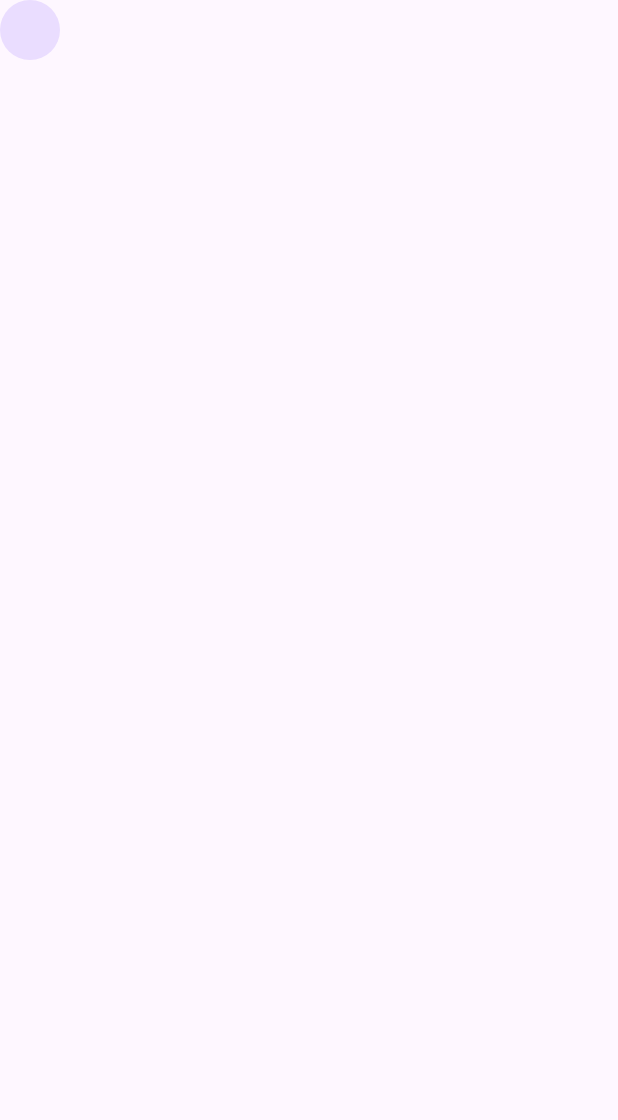
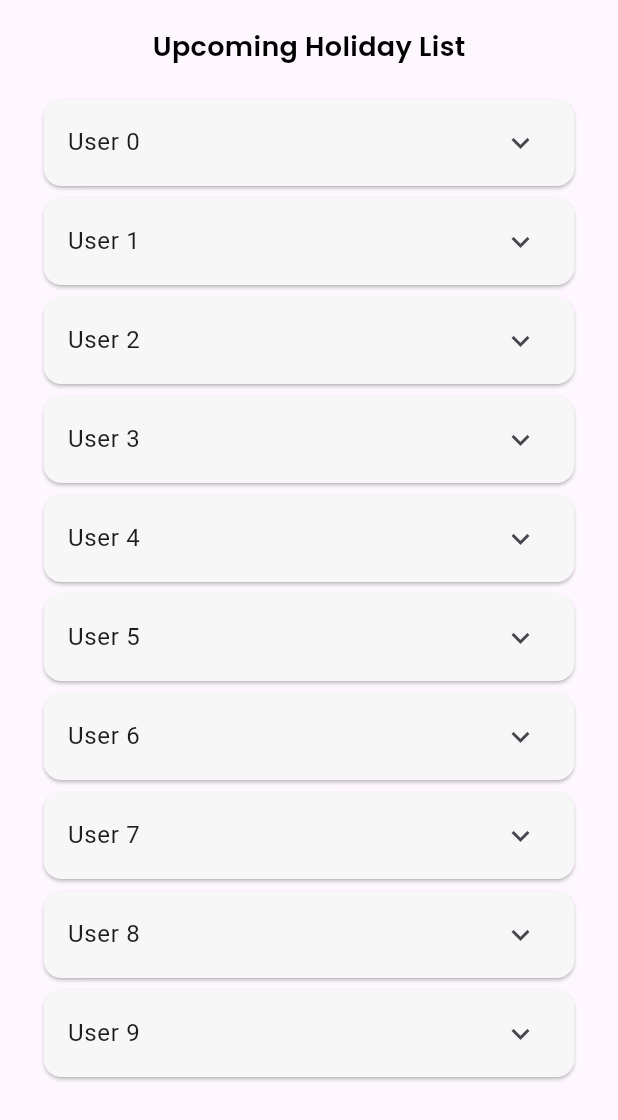
Before and after one commit to AliJawadSubhan/employee_management_system, a Flutter app: the screen it shows after launch, on a phone screen of 412 x 824 dp. Shown: the top 1120 px of the screen. Run offline on Flutter 3.47's test engine with Material 3 defaults, Android fonts, the phone set to English and light mode, and no system bars; our stand-ins replace auto_size_text, google_fonts, syncfusion_flutter_charts.

```diff
--- a/lib/base/base.dart
+++ b/lib/base/base.dart
@@ -1,4 +1,4 @@
-import 'package:employee_management_system/modules/employee_stats/employee_stats.dart';
+import 'package:employee_management_system/modules/holidaylist/holiday_list.dart';
 import 'package:flutter/material.dart';
 
 class EmployeeManagementSystem extends StatelessWidget {
@@ -13,7 +13,7 @@ class EmployeeManagementSystem extends StatelessWidget {
         useMaterial3: true,
         indicatorColor: Colors.white,
       ),
-      home: const EmployeeStatsPage(),
+      home: const HolidayPage(),
     );
   }
 }
--- /dev/null
+++ b/lib/modules/holidaylist/holiday_list.dart
@@ -0,0 +1,50 @@
+import 'package:employee_management_system/configs/constants/color_constants.dart';
+import 'package:employee_management_system/core/core_widgets/core_text.dart';
+import 'package:employee_management_system/core/core_widgets/spaces.dart';
+import 'package:flutter/material.dart';
+
+class HolidayPage extends StatelessWidget {
+  const HolidayPage({super.key});
+
+  @override
+  Widget build(BuildContext context) {
+    return SafeArea(
+      child: Scaffold(
+        body: SingleChildScrollView(
+          child: Padding(
+            padding: const EdgeInsets.symmetric(horizontal: 25.0),
+            child: Column(
+              mainAxisAlignment: MainAxisAlignment.start,
+              crossAxisAlignment: CrossAxisAlignment.center,
+              children: [
+                Spaces.mid,
+                customTextWidget(
+                    text: 'Upcoming Holiday List',
+                    color: ColorConstants.blackColor,
+                    fontWeight: FontWeight.w600,
+                    fontSize: 18),
+                Spaces.mid,
+                ListView.builder(
+                  shrinkWrap: true,
+                  physics: const NeverScrollableScrollPhysics(),
+                  itemCount: 10,
+                  itemBuilder: (context, index) {
+                    return Card(
+                      color: const Color(0xFFF7F7F7),
+                      child: ExpansionTile(
+                        title: Text("User $index"),
+                        children: [
+                          Text("Name : User $index"),
+                        ],
+                      ),
+                    );
+                  },
+                )
+              ],
+            ),
+          ),
+        ),
+      ),
+    );
+  }
+}
```
Also changed, not shown: lib/core/core_widgets/global_profile_bar.dart (added, +48 -0 lines), lib/modules/employee_stats/employee_stats.dart (+79 -7 lines), lib/modules/employee_stats/model/item_model.dart (added, +19 -0 lines), lib/modules/employee_stats/widgets/graph.dart (added, +54 -0 lines), lib/modules/employee_stats/widgets/grid_item.dart (added, +37 -0 lines), lib/modules/holidaylist/holiday_model.dart (added, +9 -0 lines), pubspec.yaml (+8 -7 lines), assets/icons/woman.png (added), pubspec.lock.
